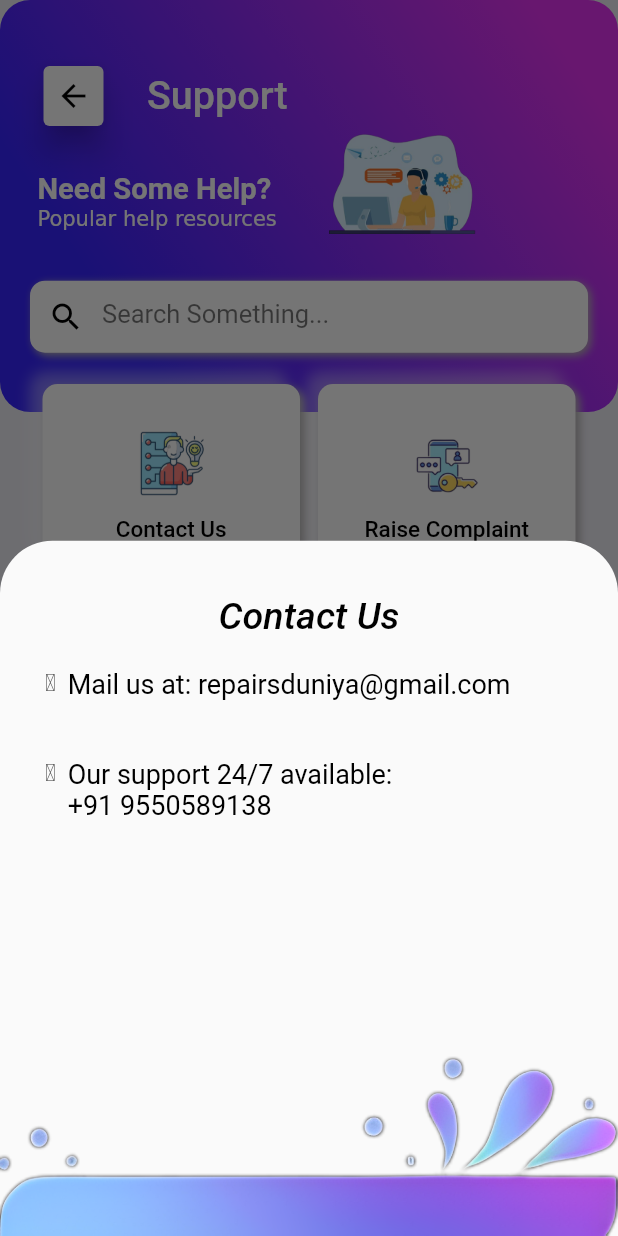
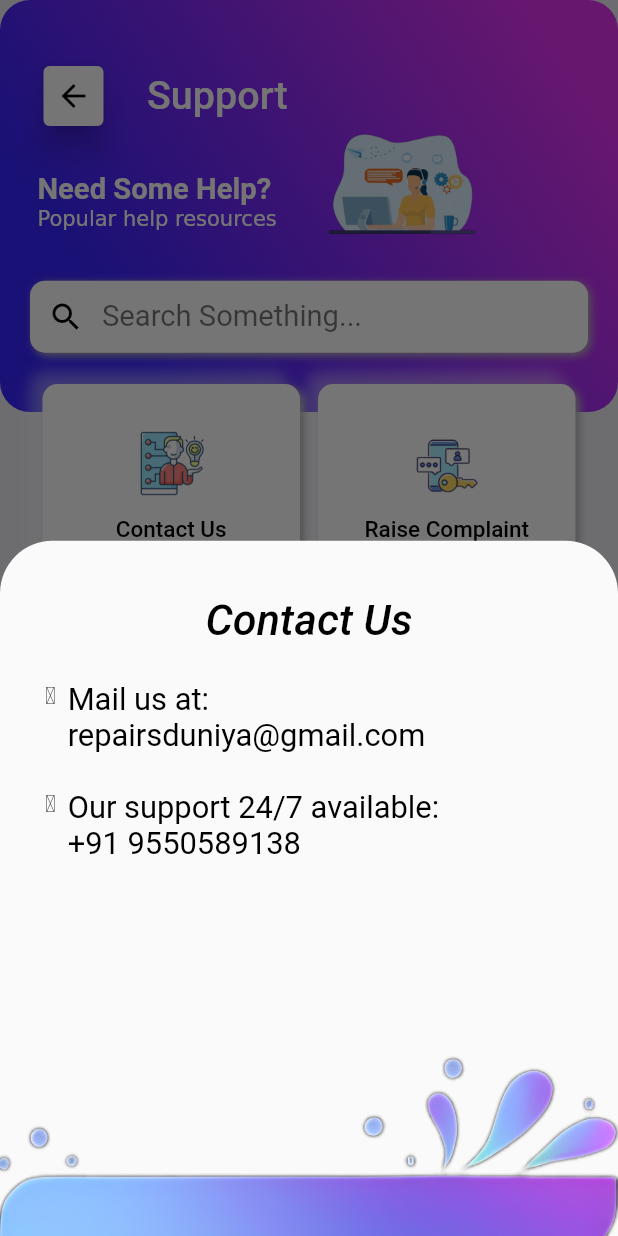
Before and after one commit to flameXpriyanshu/Repair-Duniya, a Flutter app: the Support screen opened directly, after a tap on "Contact Us", on a phone screen of 412 x 824 dp. Run offline on Flutter 3.47's test engine with Material 2 defaults, Android fonts, the phone set to English and light mode, and no system bars; our stand-ins replace carousel_slider, country_picker, firebase_auth, firebase_core, flutter_rating_bar, flutter_screenutil and 6 more; missing offline and left inert: flutter_polyline_points; accounts and stored records are empty.

Commit message:
responsive

```diff
--- a/lib/Model_Screens/Buy_Appliances/buy_appliances.dart
+++ b/lib/Model_Screens/Buy_Appliances/buy_appliances.dart
@@ -1,14 +1,16 @@
 import 'package:flutter/material.dart';
+import 'package:flutter_screenutil/flutter_screenutil.dart';
 import 'package:repair_duniya/Model_Screens/Buy_Appliances/product_card.dart';
 
 class Buy_appliances extends StatelessWidget {
   Buy_appliances({super.key});
   List CatList = ["All", "Best Selling", "Offers"];
 
-  List imgList = ["Geyser_Buy", "Washing_Buy", "Ac_Buy"];
+  List imgList = ["Geyser_Buy", "Washing_Buy", "Ac_Buy",];
 
   @override
   Widget build(BuildContext context) {
+    ScreenUtil.init(context);
     return Scaffold(
       body: SingleChildScrollView(
           child: Padding(
@@ -83,7 +85,7 @@ class Buy_appliances extends StatelessWidget {
                             child: Text(
                               CatList[i],
                               style: TextStyle(
-                            fontSize: 16,
+                                fontSize: 16.sp,
                                 color: CatList[i] == "All"
                                     ? Color.fromARGB(255, 244, 241, 241)
                                     : Colors.grey.shade500,
--- a/lib/Model_Screens/Help_Support/contact_us.dart
+++ b/lib/Model_Screens/Help_Support/contact_us.dart
@@ -1,4 +1,5 @@
 import 'package:flutter/material.dart';
+import 'package:flutter_screenutil/flutter_screenutil.dart';
 
 class ContactUs extends StatelessWidget {
   const ContactUs({Key? key}) : super(key: key);
@@ -23,18 +24,18 @@ class ContactUs extends StatelessWidget {
                 style: TextStyle(
                     color: Colors.black,
                     fontStyle: FontStyle.italic,
-                    fontSize: 25,
+                    fontSize: 25.sp,
                     fontWeight: FontWeight.w500),
               ),
               SizedBox(
-                height: 20,
+                height: 20.h,
               ),
               Wrap(
                 crossAxisAlignment: WrapCrossAlignment.start,
                 children: [
                   BulletText('Mail us at: repairsduniya@gmail.com'),
                   SizedBox(
-                    height: 60,
+                    height: 60.h,
                   ),
                   BulletText('Our support 24/7 available: \n+91 9550589138'),
                 ],
@@ -64,7 +65,7 @@ class BulletText extends StatelessWidget {
           child: Text(
             text,
             style: TextStyle(
-                color: Colors.black, fontSize: 18, fontWeight: FontWeight.w400),
+                color: Colors.black, fontSize: 18.sp, fontWeight: FontWeight.w400),
           ),
         ),
       ],
--- a/lib/Model_Screens/Help_Support/support.dart
+++ b/lib/Model_Screens/Help_Support/support.dart
@@ -83,7 +83,7 @@ class Support extends StatelessWidget {
                                       fontSize: 17.sp)),
                               WidgetSpan(
                                   child: SizedBox(
-                                height: 10,
+                                height: 10.h,
                               )),
                               TextSpan(
                                 text: 'Popular help resources',
@@ -91,7 +91,7 @@ class Support extends StatelessWidget {
                             ])),
                       ),
                       SizedBox(
-                        height: 20,
+                        height: 20.h,
                       ),
                       Image.asset(
                         'assets/icon_new.png',
@@ -121,7 +121,7 @@ class Support extends StatelessWidget {
                       hintText: 'Search Something...',
                       hintStyle: TextStyle(
                         color: Colors.black54,
-                        fontSize: 17,
+                        fontSize: 17.sp,
                         fontWeight: FontWeight.w400,
                       ),
                       prefixIcon: Icon(
@@ -134,7 +134,7 @@ class Support extends StatelessWidget {
             ),
             Positioned(
               top: MediaQuery.of(context).size.height / 3.25,
-              height: 280,
+              height: 280.h,
               width: MediaQuery.of(context).size.width,
               child: Column(
                 children: [
@@ -151,7 +151,7 @@ class Support extends StatelessWidget {
                     ],
                   ),
                   SizedBox(
-                      height: 8), // Adjust the spacing between rows as needed
+                      height: 8.h), // Adjust the spacing between rows as needed
                   Row(
                     mainAxisAlignment: MainAxisAlignment.center,
                     children: [
--- a/lib/main.dart
+++ b/lib/main.dart
@@ -19,7 +19,7 @@ import 'package:repair_duniya/Model_Screens/Login_All_Screen/otp.dart';
 import 'package:repair_duniya/Model_Screens/Onboarding_Screen/page_indicator.dart';
 import 'package:repair_duniya/pop_Up_Screen/Date_Screen.dart';
 import 'package:repair_duniya/pop_Up_Screen/Describe_Screen.dart';
-import 'package:repair_duniya/pop_Up_Screen/Show_Date.dart';
+//import 'package:repair_duniya/pop_Up_Screen/Show_Date.dart';
 import 'Model_Screens/Onboarding_Screen/data.dart';
 import 'Model_Screens/Home_Screen/home.dart';
 import 'Model_Screens/Login_All_Screen/phone.dart';
@@ -44,7 +44,7 @@ void main() async {
       'home_board': (context) => home_board(),
       'subscriptionView': (context) => SubscriptionView(),
     },
-    home: Buy_appliances(),
+    home: Myhome(),
     debugShowCheckedModeBanner: false,
   ));
 }
--- a/lib/pop_Up_Screen/Date_Screen.dart
+++ b/lib/pop_Up_Screen/Date_Screen.dart
@@ -1,5 +1,5 @@
 import 'package:flutter/material.dart';
-import 'package:repair_duniya/pop_Up_Screen/Show_Date.dart';
+//import 'package:repair_duniya/pop_Up_Screen/Show_Date.dart';
 import 'package:repair_duniya/pop_Up_Screen/address.dart';
 import 'package:intl/intl.dart';
 
```
Also changed, not shown: lib/Model_Screens/Buy_Appliances/customBottomSheet.dart (+16 -14 lines), lib/Model_Screens/Buy_Appliances/product_card.dart (+6 -4 lines), lib/Model_Screens/Buy_Appliances/product_screen.dart (+13 -12 lines), lib/Model_Screens/Help_Support/gift_vouchers.dart (+5 -4 lines), pubspec.lock. Lines whose indentation alone changed are shown as unchanged.
